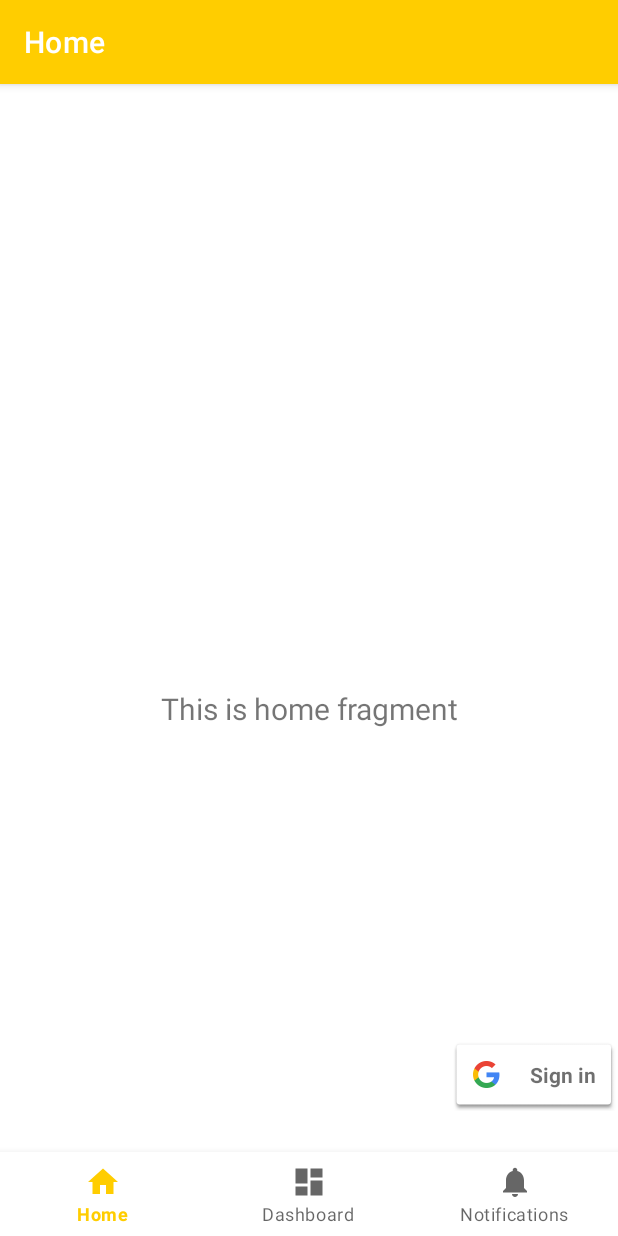
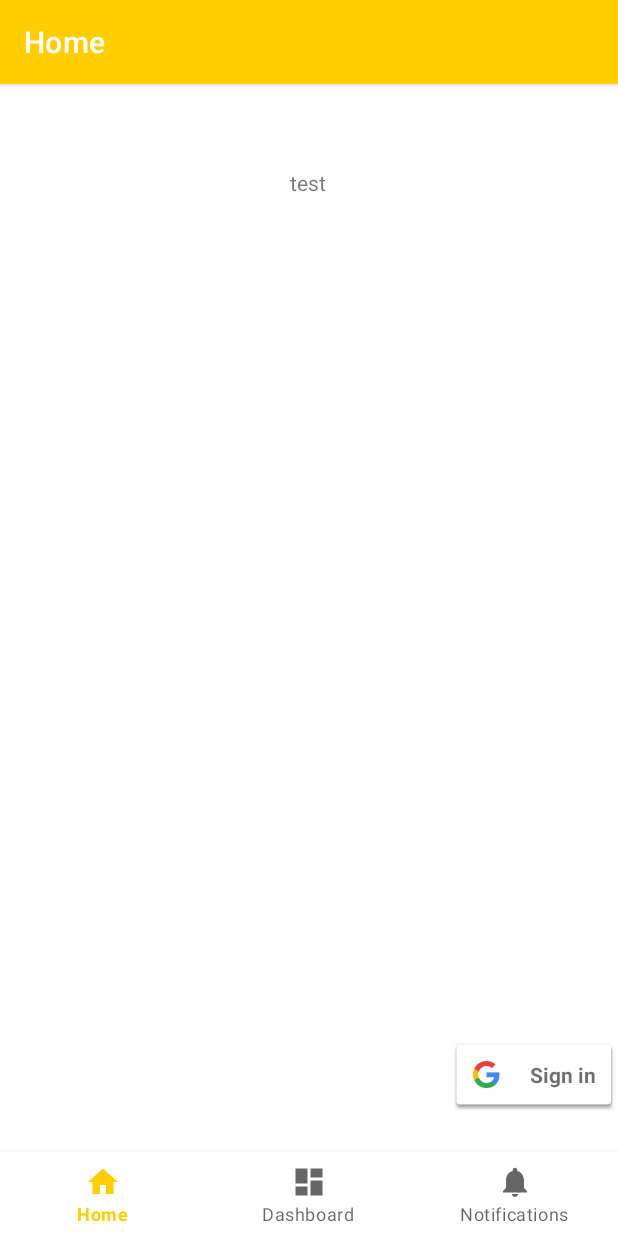
Before and after one commit to Brayden1000/CS3141-R01-team1, an Android app: the screen it shows after launch (MainActivity), on a phone screen of 412 x 824 dp. Run offline under Robolectric (Android 15) with nearby library versions, the phone set to English and light mode, and no system bars; our stand-ins replace Volley, navigation-ui.

Commit message:
changed colors and fixed

```diff
--- a/mobileapp/CS31411/app/src/main/java/com/example/cs3141_1/MainActivity.java
+++ b/mobileapp/CS31411/app/src/main/java/com/example/cs3141_1/MainActivity.java
@@ -45,7 +45,6 @@ public class MainActivity extends AppCompatActivity {
         NavigationUI.setupActionBarWithNavController(this, navController, appBarConfiguration);
         NavigationUI.setupWithNavController(binding.navView, navController);
 
-        //opendb();
 
     }
 
@@ -56,26 +55,4 @@ public class MainActivity extends AppCompatActivity {
     public static void setData(boolean bool){
         ismtuemail = bool;
     }
-
-   /* private void opendb(){
-        String link="https://mtuelevatordown.000webhostapp.com/db.php";
-        try {
-            URL url = new URL(link);
-            URLConnection conn = url.openConnection();
-            BufferedReader reader = new BufferedReader(new InputStreamReader(conn.getInputStream()));
-
-            StringBuilder sb = new StringBuilder();
-            String line = null;
-
-            // Read Server Response
-            while((line = reader.readLine()) != null) {
-                sb.append(line);
-                break;
-            }
-            Log.w("test", sb.toString());
-        }
-        catch(Exception e){
-            e.printStackTrace();
-        }
-    }*/
 }
--- a/mobileapp/CS31411/app/src/main/java/com/example/cs3141_1/ui/home/HomeFragment.java
+++ b/mobileapp/CS31411/app/src/main/java/com/example/cs3141_1/ui/home/HomeFragment.java
@@ -163,8 +163,6 @@ public class HomeFragment extends Fragment {
 
         ConfignewButton1();
 
-        final TextView textView = binding.textHome;
-        homeViewModel.getText().observe(getViewLifecycleOwner(), textView::setText);
         return root;
 
 
--- a/mobileapp/CS31411/app/src/main/res/layout/fragment_home.xml
+++ b/mobileapp/CS31411/app/src/main/res/layout/fragment_home.xml
@@ -7,18 +7,16 @@
     tools:context=".ui.home.HomeFragment">
 
     <TextView
-        android:id="@+id/text_home"
-        android:layout_width="match_parent"
+        android:layout_width="wrap_content"
         android:layout_height="wrap_content"
-        android:layout_marginStart="8dp"
-        android:layout_marginTop="8dp"
-        android:layout_marginEnd="8dp"
-        android:textAlignment="center"
-        android:textSize="20sp"
+        android:text="test"
+        android:textFontWeight="20"
         app:layout_constraintBottom_toBottomOf="parent"
         app:layout_constraintEnd_toEndOf="parent"
+        app:layout_constraintHorizontal_bias="0.498"
         app:layout_constraintStart_toStartOf="parent"
-        app:layout_constraintTop_toTopOf="parent" />
+        app:layout_constraintTop_toTopOf="parent"
+        app:layout_constraintVertical_bias="0.0" />
 
     <com.google.android.gms.common.SignInButton
         android:id="@+id/sign_in_button"
```
